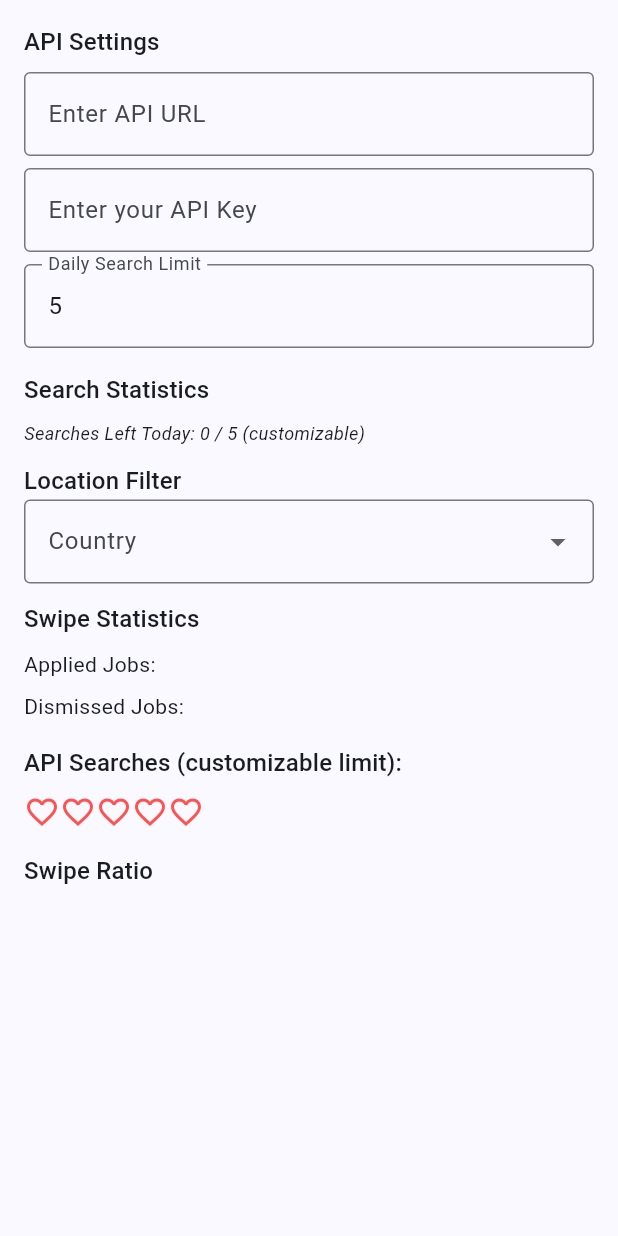
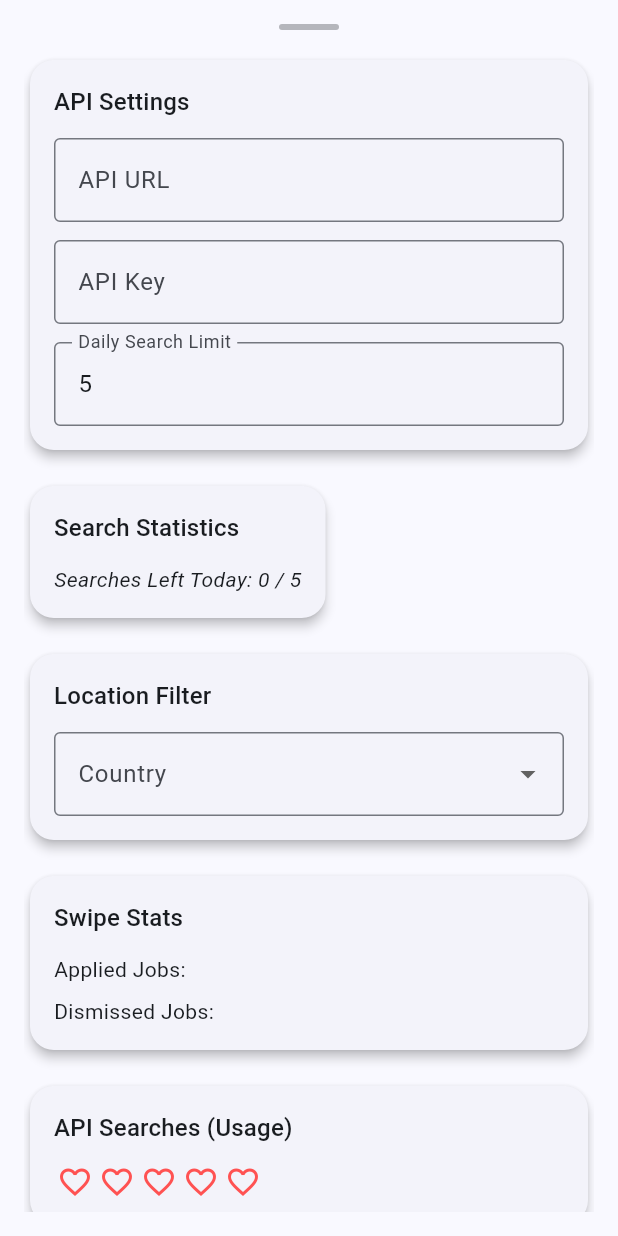
Before and after one commit to agamairi/job-swipe, a Flutter app: the StatsMenu widget shown alone on an empty page, opened directly with empty values, on a phone screen of 412 x 824 dp. Run offline on Flutter 3.47's test engine with Material 3 defaults, Android fonts, the phone set to English and light mode, and no system bars; drawn by our look-alikes of fl_chart; our stand-ins replace file_picker, shared_preferences, sqflite; missing offline and left inert: doc_text, flutter_pdf_text, google_mlkit_entity_extraction, syncfusion_flutter_pdf; accounts and stored records are empty; network calls fail.

Commit message:
updating design and styling of stats menu

```diff
--- a/lib/screens/home_screen.dart
+++ b/lib/screens/home_screen.dart
@@ -170,10 +170,19 @@ class _HomeScreenState extends State<HomeScreen> {
   }
 
   void _showStatsMenu() async {
-    await showModalBottomSheet<String>(
+    await showModalBottomSheet(
       context: context,
+      isScrollControlled: true, // Important for full height
+      backgroundColor: Colors.transparent, // To show the rounded corners
       builder: (BuildContext context) {
+        return DraggableScrollableSheet(
+          expand: false,
+          initialChildSize: 0.5, // 50% of the screen height
+          minChildSize: 0.4,
+          maxChildSize: 0.95, // Almost full screen
+          builder: (context, scrollController) {
             return StatsMenu(
+              scrollController: scrollController, // Pass it in!
               searchesLeft: _maxSearchesPerDay - _searchesToday,
               rightSwipes: _rightSwipes,
               leftSwipes: _leftSwipes,
@@ -183,7 +192,9 @@ class _HomeScreenState extends State<HomeScreen> {
                 setState(() {
                   _locationFilter = newLocation;
                 });
-            _loadInitialJobs(); // Reload jobs with the new filter
+                _loadInitialJobs(); // Refresh jobs
+              },
+            );
           },
         );
       },
--- a/lib/widgets/stats_menu.dart
+++ b/lib/widgets/stats_menu.dart
@@ -9,6 +9,7 @@ class StatsMenu extends StatefulWidget {
   final int apiSearches;
   final String currentLocation;
   final Function(String) onLocationChanged;
+  final ScrollController scrollController;
 
   const StatsMenu({
     super.key,
@@ -18,6 +19,7 @@ class StatsMenu extends StatefulWidget {
     required this.apiSearches,
     required this.currentLocation,
     required this.onLocationChanged,
+    required this.scrollController,
   });
 
   @override
@@ -47,10 +49,9 @@ class _StatsMenuState extends State<StatsMenu> {
       _storedApiKey = prefs.getString('apiKey');
       _apiKeyController.text = _storedApiKey ?? '';
       _storedSearchLimit = prefs.getInt('searchLimit');
-      _searchLimitController.text =
-          _storedSearchLimit?.toString() ?? '5'; // Default to 5
+      _searchLimitController.text = _storedSearchLimit?.toString() ?? '5';
       _storedUrl = prefs.getString('apiUrl');
-      _urlController.text = _storedUrl ?? ''; // Default URL
+      _urlController.text = _storedUrl ?? '';
     });
   }
 
@@ -67,7 +68,6 @@ class _StatsMenuState extends State<StatsMenu> {
     final parsedLimit = int.tryParse(limit);
     if (parsedLimit != null && parsedLimit > 0) {
       await prefs.setInt('searchLimit', parsedLimit);
-      // You might want to trigger an update in HomeScreen here if the limit changed
     }
   }
 
@@ -81,62 +81,67 @@ class _StatsMenuState extends State<StatsMenu> {
 
   @override
   Widget build(BuildContext context) {
-    return Padding(
-      padding: const EdgeInsets.all(16.0),
+    final theme = Theme.of(context);
+    final textTheme = theme.textTheme;
+
+    return Container(
+      decoration: BoxDecoration(
+        color: theme.colorScheme.surface,
+        borderRadius: const BorderRadius.vertical(top: Radius.circular(28)),
+      ),
+      padding: const EdgeInsets.all(16),
+      child: SafeArea(
+        top: false,
+        child: SingleChildScrollView(
+          controller: widget.scrollController,
           child: Column(
-        mainAxisSize: MainAxisSize.min,
             crossAxisAlignment: CrossAxisAlignment.start,
-        children: <Widget>[
-          Text('API Settings', style: Theme.of(context).textTheme.titleMedium),
-          const SizedBox(height: 8),
-          TextField(
-            controller: _urlController,
-            decoration: const InputDecoration(
-              labelText: 'Enter API URL',
-              border: OutlineInputBorder(),
+            children: [
+              Center(
+                child: Container(
+                  width: 40,
+                  height: 4,
+                  margin: const EdgeInsets.only(bottom: 16),
+                  decoration: BoxDecoration(
+                    color: theme.colorScheme.onSurface.withOpacity(0.3),
+                    borderRadius: BorderRadius.circular(4),
                   ),
-            onChanged: (value) {
-              _saveApiUrl(value);
-            },
                 ),
-          const SizedBox(height: 8),
-          TextField(
-            controller: _apiKeyController,
-            decoration: const InputDecoration(
-              labelText: 'Enter your API Key',
-              border: OutlineInputBorder(),
               ),
-            onChanged: (value) {
-              _saveApiKey(value);
-            },
+
+              _buildCard(
+                title: 'API Settings',
+                children: [
+                  _buildInputField('API URL', _urlController, _saveApiUrl),
+                  const SizedBox(height: 12),
+                  _buildInputField('API Key', _apiKeyController, _saveApiKey),
+                  const SizedBox(height: 12),
+                  _buildInputField(
+                    'Daily Search Limit',
+                    _searchLimitController,
+                    _saveSearchLimit,
+                    isNumber: true,
                   ),
-          const SizedBox(height: 8),
-          TextField(
-            controller: _searchLimitController,
-            keyboardType: TextInputType.number,
-            decoration: const InputDecoration(
-              labelText: 'Daily Search Limit',
-              border: OutlineInputBorder(),
+                ],
               ),
-            onChanged: (value) {
-              _saveSearchLimit(value);
-            },
+
+              const SizedBox(height: 16),
+              _buildCard(
+                title: 'Search Statistics',
+                children: [
+                  Text(
+                    'Searches Left Today: ${widget.searchesLeft} / ${_storedSearchLimit ?? 5}',
+                    style: textTheme.bodyMedium!.copyWith(
+                      fontStyle: FontStyle.italic,
                     ),
+                  ),
+                ],
+              ),
+
               const SizedBox(height: 16),
-          Text(
-            'Search Statistics',
-            style: Theme.of(context).textTheme.titleMedium,
-          ),
-          const SizedBox(height: 8),
-          Text(
-            'Searches Left Today: ${widget.searchesLeft} / ${_storedSearchLimit ?? 5} (customizable)',
-            style: TextStyle(fontStyle: FontStyle.italic, fontSize: 12),
-          ),
-          const SizedBox(height: 12),
-          Text(
-            'Location Filter',
-            style: Theme.of(context).textTheme.titleMedium,
-          ),
+              _buildCard(
+                title: 'Location Filter',
+                children: [
                   DropdownButtonFormField<String>(
                     value: _selectedCountry,
                     decoration: const InputDecoration(
@@ -144,7 +149,7 @@ class _StatsMenuState extends State<StatsMenu> {
                       border: OutlineInputBorder(),
                     ),
                     items:
-                <String>['Canada', 'USA', 'UK', 'Australia'].map((
+                        ['Canada', 'USA', 'UK', 'Australia'].map((
                           String value,
                         ) {
                           return DropdownMenuItem<String>(
@@ -154,44 +159,44 @@ class _StatsMenuState extends State<StatsMenu> {
                         }).toList(),
                     onChanged: (String? newValue) {
                       if (newValue != null && newValue != _selectedCountry) {
-                setState(() {
-                  _selectedCountry = newValue;
-                });
+                        setState(() => _selectedCountry = newValue);
                         widget.onLocationChanged(newValue);
                       }
                     },
                   ),
-          const SizedBox(height: 12),
-          Text(
-            'Swipe Statistics',
-            style: Theme.of(context).textTheme.titleMedium,
+                ],
+              ),
+
+              const SizedBox(height: 16),
+              _buildCard(
+                title: 'Swipe Stats',
+                children: [
+                  _buildIconRow(
+                    'Applied Jobs',
+                    widget.rightSwipes,
+                    Icons.favorite,
+                    Colors.green,
                   ),
                   const SizedBox(height: 8),
-          Row(
-            children: [
-              const Text('Applied Jobs: '),
-              for (int i = 0; i < widget.rightSwipes; i++)
-                const Icon(Icons.favorite, color: Colors.green),
+                  _buildIconRow(
+                    'Dismissed Jobs',
+                    widget.leftSwipes,
+                    Icons.close,
+                    Colors.red,
+                  ),
                 ],
               ),
-          const SizedBox(height: 8),
-          Row(
+
+              const SizedBox(height: 16),
+              _buildCard(
+                title: 'API Searches (Usage)',
                 children: [
-              const Text('Dismissed Jobs: '),
-              for (int i = 0; i < widget.leftSwipes; i++)
-                const Icon(Icons.close, color: Colors.red),
-            ],
-          ),
-          const SizedBox(height: 16),
-          Text(
-            'API Searches (customizable limit):',
-            style: Theme.of(context).textTheme.titleMedium,
-          ),
-          const SizedBox(height: 8),
                   Row(
                     children: List.generate(
                       _storedSearchLimit ?? 5,
-              (index) => Icon(
+                      (index) => Padding(
+                        padding: const EdgeInsets.symmetric(horizontal: 2),
+                        child: Icon(
                           index < widget.apiSearches
                               ? Icons.favorite
                               : Icons.favorite_border,
@@ -199,28 +204,38 @@ class _StatsMenuState extends State<StatsMenu> {
                         ),
                       ),
                     ),
+                  ),
+                ],
+              ),
+
               const SizedBox(height: 16),
-          Text('Swipe Ratio', style: Theme.of(context).textTheme.titleMedium),
-          const SizedBox(height: 8),
+              _buildCard(
+                title: 'Swipe Ratio',
+                children: [
                   SizedBox(
-            height: 100,
+                    height: 150,
                     child: PieChart(
                       PieChartData(
                         sectionsSpace: 5,
-                centerSpaceRadius: 30,
+                        centerSpaceRadius: 40,
                         sections: [
                           PieChartSectionData(
                             value: widget.rightSwipes.toDouble(),
                             color: Colors.green,
                             title:
-                        widget.rightSwipes > 0 ? '${widget.rightSwipes}' : '',
-                    radius: 40,
+                                widget.rightSwipes > 0
+                                    ? '${widget.rightSwipes}'
+                                    : '',
+                            radius: 50,
                           ),
                           PieChartSectionData(
                             value: widget.leftSwipes.toDouble(),
                             color: Colors.red,
-                    title: widget.leftSwipes > 0 ? '${widget.leftSwipes}' : '',
-                    radius: 40,
+                            title:
+                                widget.leftSwipes > 0
+                                    ? '${widget.leftSwipes}'
+                                    : '',
+                            radius: 50,
                           ),
                         ],
                       ),
@@ -228,6 +243,56 @@ class _StatsMenuState extends State<StatsMenu> {
                   ),
                 ],
               ),
+
+              const SizedBox(height: 32),
+            ],
+          ),
+        ),
+      ),
+    );
+  }
+
+  Widget _buildCard({required String title, required List<Widget> children}) {
+    return Card(
+      elevation: 3,
+      shape: RoundedRectangleBorder(borderRadius: BorderRadius.circular(16)),
+      child: Padding(
+        padding: const EdgeInsets.all(16),
+        child: Column(
+          crossAxisAlignment: CrossAxisAlignment.start,
+          children: [
+            Text(title, style: Theme.of(context).textTheme.titleMedium),
+            const SizedBox(height: 12),
+            ...children,
+          ],
+        ),
+      ),
+    );
+  }
+
+  Widget _buildInputField(
+    String label,
+    TextEditingController controller,
+    Function(String) onChanged, {
+    bool isNumber = false,
+  }) {
+    return TextField(
+      controller: controller,
+      keyboardType: isNumber ? TextInputType.number : TextInputType.text,
+      decoration: InputDecoration(
+        labelText: label,
+        border: const OutlineInputBorder(),
+      ),
+      onChanged: onChanged,
+    );
+  }
+
+  Widget _buildIconRow(String label, int count, IconData icon, Color color) {
+    return Row(
+      children: [
+        Text('$label: ', style: Theme.of(context).textTheme.bodyMedium),
+        ...List.generate(count, (_) => Icon(icon, color: color, size: 20)),
+      ],
     );
   }
 }
```
Lines whose indentation alone changed are shown as unchanged.
